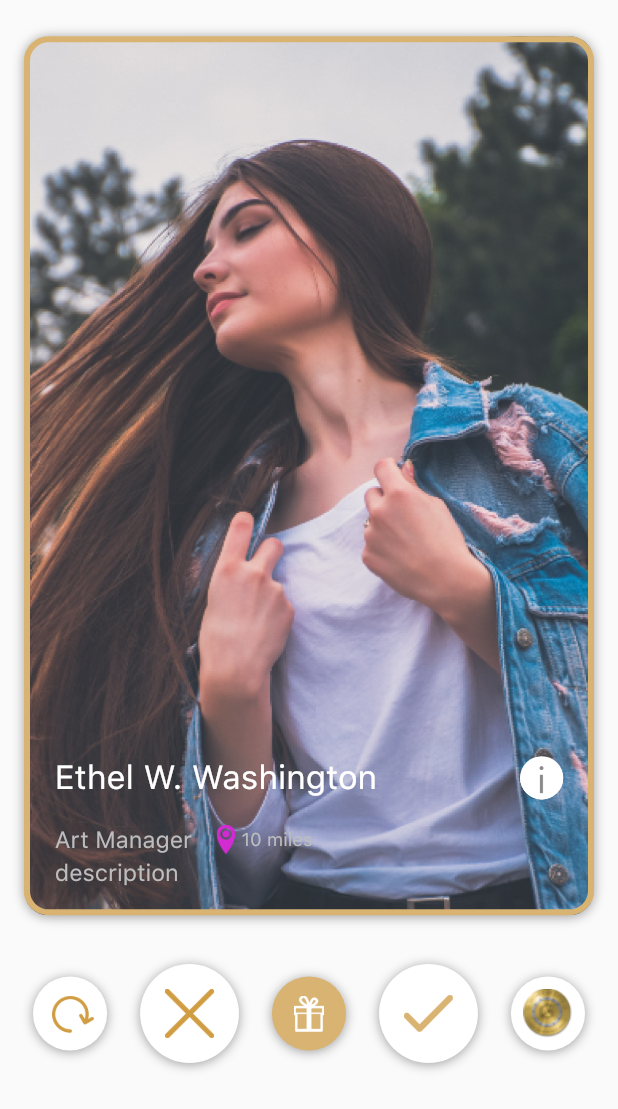
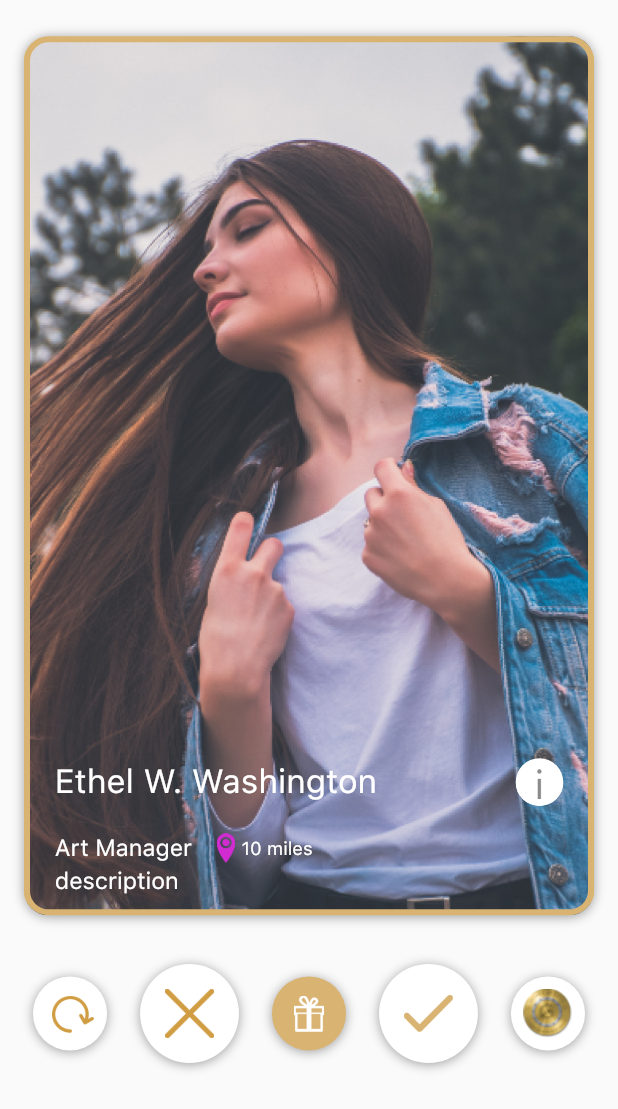
Before and after one commit to Abhisheksainii/goldidate-master, a Flutter app: the Classicview screen opened by its route, on a phone screen of 412 x 824 dp. Shown: the top 1109 px of the screen. Run offline on Flutter 3.47's test engine with Material 2 defaults, Android fonts, the phone set to English and light mode, and no system bars; drawn by our look-alikes of auto_size_text, swipe_cards; our stand-ins replace cloud_firestore, firebase_auth, firebase_core, font_awesome_flutter, google_sign_in, intl_phone_number_input and 2 more; missing offline and left inert: flutter_login_facebook, mobile_number; accounts and stored records are empty; project files that could hold a hidden picture were left out.

Commit message:
bug fixed

```diff
--- a/lib/screens/Home/classicview.dart
+++ b/lib/screens/Home/classicview.dart
@@ -208,7 +208,7 @@ class _ClassicviewState extends State<Classicview>
                             ],
                           ),
                           SizedBox(
-                            height: height * 0.01,
+                            height: height * 0.011,
                           ),
                           Row(
                             mainAxisAlignment: MainAxisAlignment.center,
@@ -222,6 +222,9 @@ class _ClassicviewState extends State<Classicview>
                                 ],
                               ),
                             ],
+                          ),
+                          SizedBox(
+                            height: height * 0.01,
                           ),
                           Row(
                             mainAxisAlignment: MainAxisAlignment.center,
@@ -340,7 +343,7 @@ class _ClassicviewState extends State<Classicview>
                             ),
                           ),
                           SizedBox(
-                            height: height * 0.05,
+                            height: height * 0.036,
                           ),
                           Column(
                             children: [
@@ -720,8 +723,8 @@ class _ClassicviewState extends State<Classicview>
                                 InkWell(
                                   onTap: () => _onButtonPressed(context),
                                   child: Container(
-                                    width: width * 0.07,
-                                    height: height * 0.07,
+                                    width: width * 0.077,
+                                    height: height * 0.077,
                                     decoration: BoxDecoration(
                                       image: DecorationImage(
                                         image: AssetImage(
@@ -741,7 +744,7 @@ class _ClassicviewState extends State<Classicview>
                                 Text(
                                   "Art Manager",
                                   style: TextStyle(
-                                      color: AppColors.greyColor,
+                                      color: AppColors.whiteColor,
                                       fontSize: height * 0.019),
                                 ),
                                 Padding(
@@ -756,7 +759,7 @@ class _ClassicviewState extends State<Classicview>
                                 Text(
                                   "10 miles",
                                   style: TextStyle(
-                                      color: AppColors.greyColor,
+                                      color: AppColors.whiteColor,
                                       fontSize: height * 0.015),
                                 ),
                               ],
@@ -768,11 +771,11 @@ class _ClassicviewState extends State<Classicview>
                                   child: AutoSizeText(
                                     "description",
                                     style: TextStyle(
-                                        color: AppColors.greyColor,
+                                        color: AppColors.whiteColor,
                                         fontSize: height * 0.019),
                                     maxLines: 2,
                                   ),
-                                )
+                                ),
                               ],
                             ),
                           ],
--- a/lib/screens/Home/galleryview.dart
+++ b/lib/screens/Home/galleryview.dart
@@ -28,7 +28,7 @@ class _GalleryViewState extends State<GalleryView> {
           padding: EdgeInsets.all(width * 0.08),
           itemCount: images.length,
           gridDelegate: SliverGridDelegateWithFixedCrossAxisCount(
-              childAspectRatio: 0.8,
+              childAspectRatio: 0.866,
               crossAxisCount: 2,
               crossAxisSpacing: width * 0.06,
               mainAxisSpacing: height * 0.03),
@@ -80,14 +80,14 @@ class _GalleryViewState extends State<GalleryView> {
                 borderRadius: BorderRadius.only(
                     topRight: Radius.circular(width * 0.05),
                     topLeft: Radius.circular(width * 0.05))),
-            height: height * 0.1599,
+            height: height * 0.142,
           ),
           Container(
             decoration: BoxDecoration(
               borderRadius: BorderRadius.only(
                   bottomLeft: Radius.circular(width * 0.05),
                   bottomRight: Radius.circular(width * 0.05)),
-              color: selectedd ? Colors.purple : Colors.white,
+              color: selectedd ? Color(0xffD12BD1) : Colors.white,
             ),
             height: height * 0.072,
             child: Column(
```
